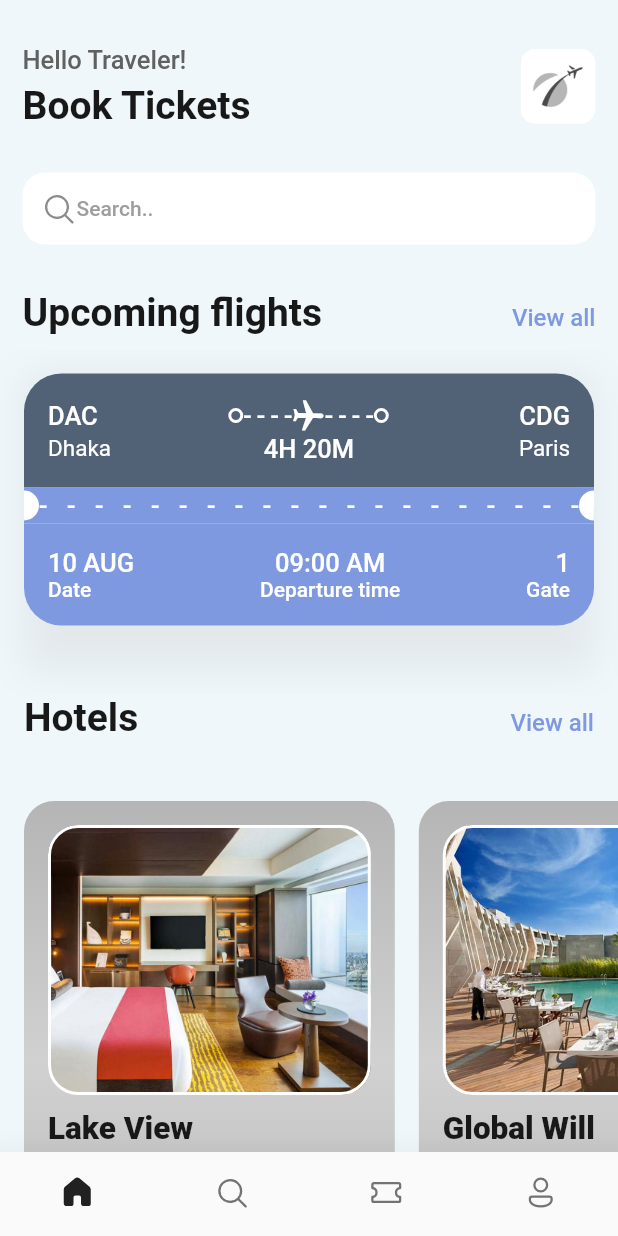
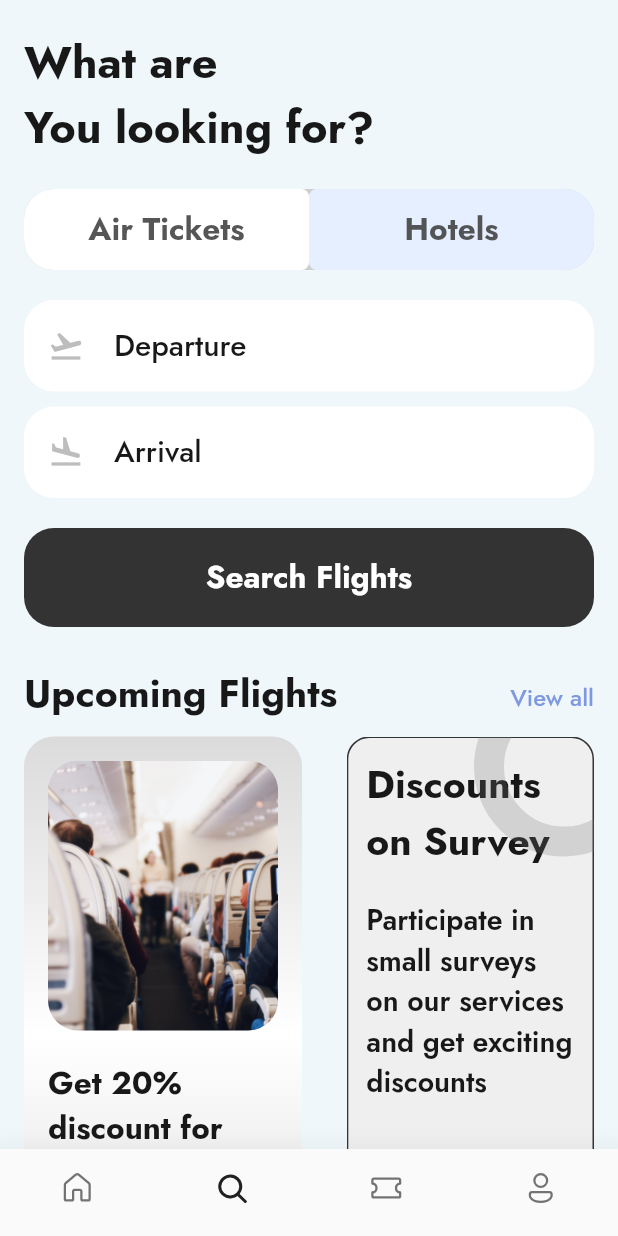
Before and after one commit to xX0ZAK0Xx/Traver, a Flutter app: the screen it shows after launch, on a phone screen of 412 x 824 dp. Run offline on Flutter 3.47's test engine with Material 2 defaults, Android fonts, the phone set to English and light mode, and no system bars; our stand-ins replace fluentui_icons, google_fonts; missing offline and left inert: dart:ffi.

Commit message:
Seach Page updated

```diff
--- a/lib/main.dart
+++ b/lib/main.dart
@@ -1,7 +1,7 @@
 import 'package:flutter/material.dart';
 import 'package:traver/screens/bottom_bar.dart';
 import 'package:traver/utils/app_styles.dart';
-
+import 'package:google_fonts/google_fonts.dart';
 void main() {
   runApp(const MyApp());
 }
@@ -10,10 +10,13 @@ class MyApp extends StatelessWidget {
   const MyApp({super.key});
   @override
   Widget build(BuildContext context) {
+    final jost = GoogleFonts.jost();
+
     return MaterialApp(
       debugShowCheckedModeBanner: false,
       title: 'Flutter Demo',
       theme: ThemeData(
+        fontFamily: jost.fontFamily,
         // colorScheme: ColorScheme.fromSeed(seedColor: Colors.deepPurple),
         // useMaterial3: true,
         primaryColor: primary,
--- a/lib/screens/bottom_bar.dart
+++ b/lib/screens/bottom_bar.dart
@@ -2,6 +2,7 @@ import 'package:fluentui_icons/fluentui_icons.dart';
 import 'package:flutter/cupertino.dart';
 import 'package:flutter/material.dart';
 import 'package:traver/screens/home_screen.dart';
+import 'package:traver/screens/search_screen.dart';
 
 class BottomBar extends StatefulWidget {
   const BottomBar({super.key});
@@ -11,10 +12,10 @@ class BottomBar extends StatefulWidget {
 }
 
 class _BottomBarState extends State<BottomBar> {
-  int _selectedIndex = 0;
+  int _selectedIndex = 1;
   static final List<Widget> _widgetOptions = <Widget>[
     HomeScreen(),
-    const Text("Search"),
+    SearchScreen(),
     const Text("Tickets"),
     const Text("Profile"),
   ];
--- a/lib/screens/home_screen.dart
+++ b/lib/screens/home_screen.dart
@@ -1,9 +1,11 @@
 import 'package:fluentui_icons/fluentui_icons.dart';
 import 'package:flutter/material.dart';
-import 'package:traver/screens/hotel_screen.dart';
-import 'package:traver/screens/ticket_view.dart';
+import 'package:traver/widgets/home_widgets/hotel_screen.dart';
+import 'package:traver/widgets/home_widgets/ticket_view.dart';
 import 'package:traver/utils/app_info_list.dart';
 import 'package:traver/utils/app_styles.dart';
+
+import '../widgets/two_text.dart';
 
 class HomeScreen extends StatelessWidget {
   const HomeScreen({super.key});
@@ -60,15 +62,7 @@ class HomeScreen extends StatelessWidget {
                     ),
                   ),
                   SizedBox(height: 30,),
-                  Row(
-                    mainAxisAlignment: MainAxisAlignment.spaceBetween,
-                    textBaseline: TextBaseline.alphabetic,
-                    crossAxisAlignment: CrossAxisAlignment.baseline,
-                    children: [
-                      Text("Upcoming flights", style: Styles.headLineStyle1),
-                      Text("View all", style: Styles.textStyle.copyWith(color: Styles.blueColor),),
-                    ],
-                  ),
+                  TwoTextHeader(bigText: "Upcoming Flights", smallText: "View all"),
                 ],
               ),
             ),
@@ -83,18 +77,9 @@ class HomeScreen extends StatelessWidget {
 
             // Hotel Titlebar
             Container(
-              padding: EdgeInsets.symmetric(horizontal: 16),
-              child: Row(
-                mainAxisAlignment: MainAxisAlignment.spaceBetween,
-                textBaseline: TextBaseline.alphabetic,
-                crossAxisAlignment: CrossAxisAlignment.baseline,
-                children: [
-                  Text("Hotels", style: Styles.headLineStyle1),
-                  Text("View all", style: Styles.textStyle.copyWith(color: Styles.blueColor),),
-                ],
-              ),
+              padding: EdgeInsets.all(16),
+              child: TwoTextHeader(bigText: "Hotels", smallText: "View all",)
             ),
-            SizedBox(height: 25,),
 
             //Hotel area
             SingleChildScrollView(
--- /dev/null
+++ b/lib/screens/search_screen.dart
@@ -0,0 +1,215 @@
+import 'dart:ffi';
+
+import 'package:flutter/cupertino.dart';
+import 'package:flutter/material.dart';
+import 'package:traver/utils/app_layout.dart';
+import 'package:traver/widgets/search_widget/icon_text.dart';
+import 'package:traver/utils/app_styles.dart';
+
+import '../widgets/two_text.dart';
+
+class SearchScreen extends StatelessWidget {
+  const SearchScreen({super.key});
+
+  @override
+  Widget build(BuildContext context) {
+    final size = AppLayout.getSize(context);
+    return Scaffold(
+      backgroundColor: Styles.bgColor,
+      body: SafeArea(
+        child: ListView(
+          padding: EdgeInsets.symmetric(horizontal: 16, vertical: 20),
+          children: [
+            Text("What are\nYou looking for?", style: Styles.headLineStyle1.copyWith(fontSize: 30),),
+            SizedBox(height: 20,),
+            Selector(),
+            SizedBox(height: 20,),
+
+            AppIconText(icon: Icons.flight_takeoff, text: "Departure",),
+            SizedBox(height: 10,),
+            AppIconText(icon: Icons.flight_land, text: "Arrival",),
+            SizedBox(height: 20,),
+
+            InkWell(
+              onTap: () {},
+              child: Expanded(
+                child: Container(
+                  padding: EdgeInsets.all(18),
+                  decoration: BoxDecoration(
+                    borderRadius: BorderRadius.circular(20),
+                    color:Styles.primaryColor,
+                  ),
+                  child: Center(child: Text("Search Flights", style: Styles.headLineStyle2.copyWith(color: Colors.white),)),
+                ),
+              ),
+            ),
+
+            SizedBox(height: 25,),
+            TwoTextHeader(bigText: "Upcoming Flights", smallText: "View all"),
+
+            SizedBox(height: 10,),
+            Row(
+              mainAxisAlignment: MainAxisAlignment.spaceBetween,
+              children: [
+                Container(
+                  padding: EdgeInsets.all(16),
+                  // margin: EdgeInsets.only(right: 16),
+                  width: size.width*0.45,
+                  height: 400,
+                  decoration: BoxDecoration(
+                    borderRadius: BorderRadius.circular(20),
+                    gradient: LinearGradient(
+                      begin: Alignment.topCenter,
+                      end: Alignment.bottomCenter,
+                      colors: [
+                        Color.fromARGB(255, 219, 219, 219),
+                        Color.fromARGB(255, 255, 255, 255),
+                        Color.fromARGB(255, 219, 219, 219),
+                      ],
+                    )
+                  ),
+                  child: Column(
+                    crossAxisAlignment: CrossAxisAlignment.start,
+                    children: [
+                      Container(
+                        height: 180,
+                        decoration: BoxDecoration(
+                          borderRadius: BorderRadius.circular(20),
+                          image: DecorationImage(
+                            image: AssetImage("assets/images/sit.jpg"),
+                            fit: BoxFit.cover
+                          ),
+                        ),
+                      ),
+                      SizedBox(height: 20,),
+                      Text("Get 20% discount for the early booking of the flight", style: Styles.headLineStyle2.copyWith(fontSize: 21), textAlign: TextAlign.start,),
+                    ],
+                  ),
+                ),
+                Container(
+                  height: 400,
+                  child: Column(
+                    mainAxisAlignment: MainAxisAlignment.spaceBetween,
+                    children: [
+                      Stack(
+                        children:
+                        [
+                          Container(
+                            height: 300,
+                            width: size.width * .4,
+                            padding: EdgeInsets.all(12),
+                            decoration: BoxDecoration(
+                              border: Border.all(color:Styles.primaryColor, width: 1),
+                              borderRadius: BorderRadius.circular(15),
+                              color: Color.fromARGB(255, 239, 239, 239),
+                            ),
+                            child: Column(
+                              children: [
+                                Text("Discounts on Survey",  style: Styles.headLineStyle1,),
+                                SizedBox(height: 20,),
+                                Text("Participate in small surveys on our services and get exciting discounts",  style: Styles.headLineStyle1.copyWith(fontSize: 19, fontWeight: FontWeight.w600),),
+                              ],
+                            ),
+                          ),
+                          Positioned(
+                            right: -40,
+                            top: -40,
+                            child: Container(
+                              padding: EdgeInsets.all(40),
+                              decoration: BoxDecoration(
+                                shape: BoxShape.circle,
+                                color: Colors.transparent,
+                                border: Border.all(width: 20, color: Color.fromARGB(61, 116, 116, 116)),
+                              ),
+                            ),
+                          )
+                        ]
+                      ),
+                      // SizedBox(height: 20,),
+                      Container(
+                        height: 80,
+                        width:  size.width * .4,
+                        padding: EdgeInsets.all(15),
+                        decoration: BoxDecoration(
+                          borderRadius: BorderRadius.circular(15),
+                          color: Styles.primaryColor,
+                        ),
+                        child: Center(child: Text("Subscribe", style: Styles.headLineStyle1.copyWith(color: Colors.white),),),
+                      )
+                    ],
+                  ),
+                ),
+              ],
+
+            ),
+          ],
+        ),
+      ),
+    );
+  }
+}
+
+
+
+class Selector extends StatefulWidget {
+  const Selector({
+    super.key,
+  });
+
+  @override
+  State<Selector> createState() => _SelectorState();
+}
+
+class _SelectorState extends State<Selector> {
+  Color firstInkwellColor = Color.fromARGB(255, 255, 255, 255);
+  Color secondInkwellColor = Color.fromARGB(255, 230, 239, 255);
+
+  void exchangeColors() {
+    setState(() {
+      Color tempColor = firstInkwellColor;
+      firstInkwellColor = secondInkwellColor;
+      secondInkwellColor = tempColor;
+    });
+  }
+  @override
+  Widget build(BuildContext context) {
+    return Container(
+      decoration: BoxDecoration(
+        color: Color.fromARGB(255, 206, 206, 206),
+        borderRadius: BorderRadius.circular(20),
+      ),
+      child: Row(
+        children: [
+          Expanded(
+            child: InkWell(
+              onTap: exchangeColors,
+              child: Container(
+                padding: EdgeInsets.all(12),
+                decoration: BoxDecoration(
+                  color: firstInkwellColor,
+                  borderRadius: BorderRadius.only(topLeft: Radius.circular(20), bottomLeft: Radius.circular(20), bottomRight: Radius.circular(5), topRight: Radius.circular(5)),
+                ),
+                child: Center(child: Text("Air Tickets", style: Styles.headLineStyle2.copyWith(color: const Color.fromARGB(221, 60, 60, 60)),)),
+              ),
+            ),
+          ),
+          Expanded(
+            child: InkWell(
+              onTap: exchangeColors,
+              child: Container(
+                padding: EdgeInsets.all(12),
+                decoration: BoxDecoration(
+                  color: secondInkwellColor,
+                  borderRadius: BorderRadius.only(topLeft: Radius.circular(5), bottomLeft: Radius.circular(5), bottomRight: Radius.circular(20), topRight: Radius.circular(20)),
+                ),
+                child: Center(child: Text("Hotels", style: Styles.headLineStyle2.copyWith(color: const Color.fromARGB(221, 60, 60, 60),)
+                ),
+              ),)
+            ),
+          ),
+        ],
+      ),
+
+    );
+  }
+}
--- a/lib/screens/hotel_screen.dart
+++ b/lib/widgets/home_widgets/hotel_screen.dart
@@ -37,7 +37,7 @@ class HotelScreen extends StatelessWidget {
           Text(hotel['place'], style: Styles.headLineStyle2.copyWith(fontWeight: FontWeight.w900)),
           SizedBox(height: 10,),
           Text(hotel['destination'], style: Styles.headLineStyle3.copyWith(fontWeight: FontWeight.w900)),
-          SizedBox(height: 20,),
+          SizedBox(height: 5,),
           Text("\$${hotel['price'].toString()}/night", style: Styles.headLineStyle1.copyWith(color: Colors.white, fontWeight: FontWeight.w900)),
           SizedBox(height: 10,),
         ],
--- /dev/null
+++ b/lib/widgets/search_widget/icon_text.dart
@@ -0,0 +1,27 @@
+import 'package:flutter/material.dart';
+
+import '../../utils/app_styles.dart';
+
+class AppIconText extends StatelessWidget {
+  final IconData icon;
+  final String text;
+  const AppIconText({
+    super.key, required this.icon, required this.text,
+  });
+
+  @override
+  Widget build(BuildContext context) {
+    return Container(
+      padding: EdgeInsets.all(16),
+      decoration: BoxDecoration(
+        color: Colors.white,
+        borderRadius: BorderRadius.circular(20),
+      ),
+      child: Row(children: [
+        Icon(icon , color: Colors.grey[400]),
+        SizedBox(width: 20,),
+        Text(text, style: Styles.textStyle.copyWith(fontSize: 20))
+      ],),
+    );
+  }
+}
--- /dev/null
+++ b/lib/widgets/two_text.dart
@@ -0,0 +1,27 @@
+import 'package:flutter/material.dart';
+
+import '../utils/app_styles.dart';
+
+class TwoTextHeader extends StatelessWidget {
+  final String bigText;
+  final String smallText;
+  const TwoTextHeader({
+    super.key, required this.bigText, required this.smallText,
+  });
+
+  @override
+  Widget build(BuildContext context) {
+    return Container(
+      // padding: EdgeInsets.symmetric(horizontal: 16),
+      child: Row(
+        mainAxisAlignment: MainAxisAlignment.spaceBetween,
+        textBaseline: TextBaseline.alphabetic,
+        crossAxisAlignment: CrossAxisAlignment.baseline,
+        children: [
+          Text(bigText, style: Styles.headLineStyle1),
+          Text(smallText, style: Styles.textStyle.copyWith(color: Styles.blueColor),),
+        ],
+      ),
+    );
+  }
+}
--- a/pubspec.yaml
+++ b/pubspec.yaml
@@ -36,6 +36,7 @@ dependencies:
   # Use with the CupertinoIcons class for iOS style icons.
   cupertino_icons: ^1.0.2
   fluentui_icons: ^1.0.0
+  google_fonts: ^5.1.0
 
 dev_dependencies:
   flutter_test:
```
Also changed, not shown: lib/widgets/home_widgets/ticket_view.dart (renamed from lib/screens/ticket_view.dart), pubspec.lock, 2 other files.
